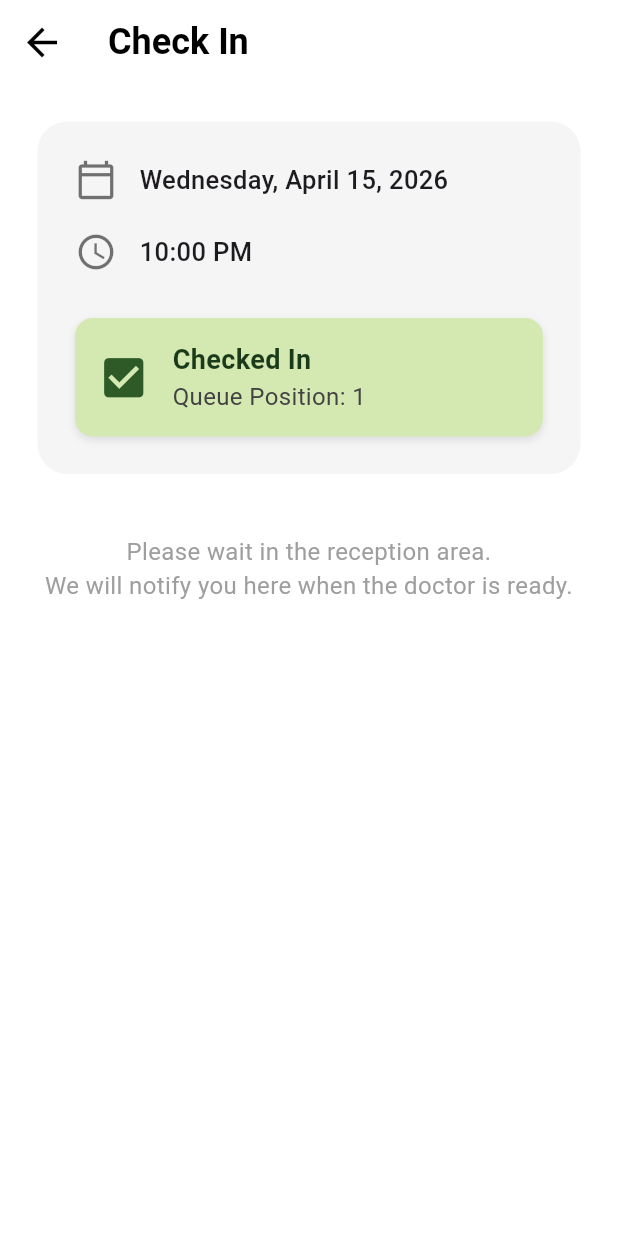
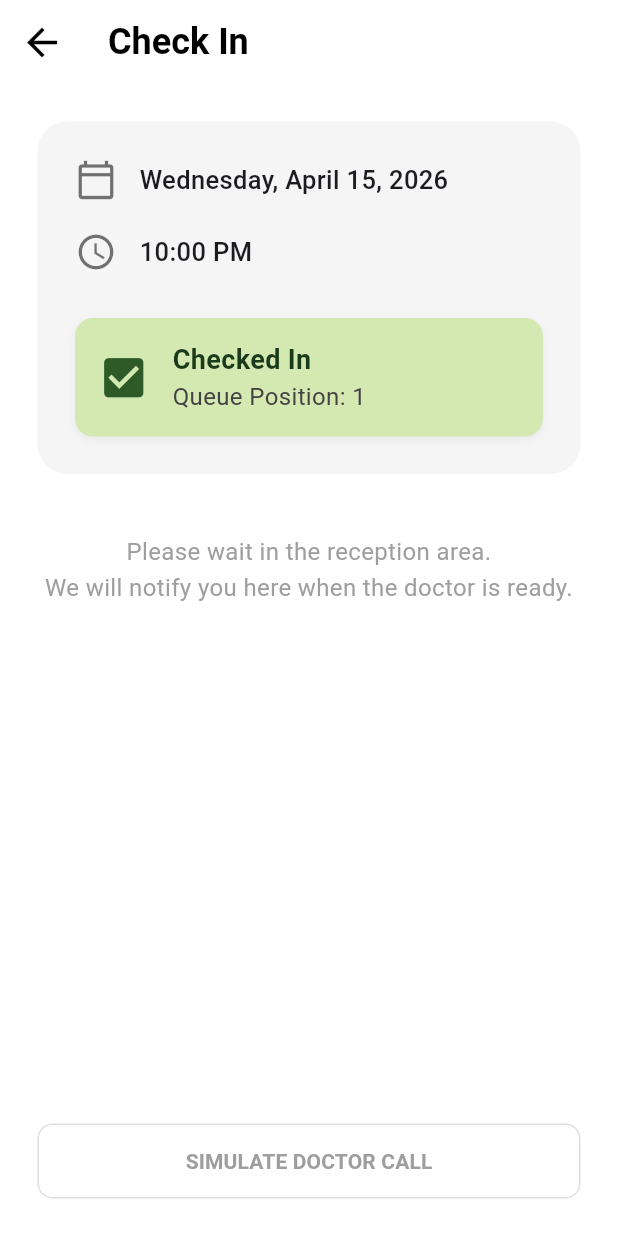
Before and after one commit to SelamawitMulat/MedLine_MobileAppProject2018, a Flutter app: the CheckInScreen screen opened by its route, on a phone screen of 412 x 824 dp. Run offline on Flutter 3.47's test engine with Material 3 defaults, Android fonts, the phone set to English and light mode, and no system bars; our stand-ins replace go_router.

Commit message:
Added a checkin screen on the patient portal

```diff
--- a/lib/features/home/presentation/screens/patient_portal/check_in.dart
+++ b/lib/features/home/presentation/screens/patient_portal/check_in.dart
@@ -10,8 +10,8 @@ class CheckInScreen extends StatefulWidget {
 }
 
 class _CheckInScreenState extends State<CheckInScreen> {
-  // In a real app, this would come from your backend/Firebase
-  bool isCalledByDoctor = false;
+  // UI State Toggle: false = Green/Waiting, true = Blue/Called In
+  bool isCalledIn = false;
 
   @override
   Widget build(BuildContext context) {
@@ -41,7 +41,7 @@ class _CheckInScreenState extends State<CheckInScreen> {
               width: double.infinity,
               padding: const EdgeInsets.all(25),
               decoration: BoxDecoration(
-                color: const Color(0xFFF5F5F5), // Light grey background
+                color: const Color(0xFFF5F5F5),
                 borderRadius: BorderRadius.circular(20),
               ),
               child: Column(
@@ -55,15 +55,18 @@ class _CheckInScreenState extends State<CheckInScreen> {
                   _infoRow(Icons.access_time, "10:00 PM"),
                   const SizedBox(height: 30),
 
-                  // The "Checked In" Status Box from your image
-                  Container(
+                  // Status Box - Transitions color and content based on state
+                  AnimatedContainer(
+                    duration: const Duration(milliseconds: 400),
                     padding: const EdgeInsets.all(15),
                     decoration: BoxDecoration(
-                      color: const Color(0xFFD4E9B2), // Light green from image
+                      color: isCalledIn
+                          ? AppColors.primaryBlue
+                          : const Color(0xFFD4E9B2),
                       borderRadius: BorderRadius.circular(12),
                       boxShadow: [
                         BoxShadow(
-                          color: Colors.black.withOpacity(0.1),
+                          color: Colors.black.withOpacity(0.05),
                           blurRadius: 4,
                           offset: const Offset(0, 2),
                         ),
@@ -71,28 +74,36 @@ class _CheckInScreenState extends State<CheckInScreen> {
                     ),
                     child: Row(
                       children: [
-                        const Icon(
-                          Icons.check_box,
-                          color: Color(0xFF2D5A27),
+                        Icon(
+                          isCalledIn ? Icons.campaign : Icons.check_box,
+                          color: isCalledIn
+                              ? Colors.white
+                              : const Color(0xFF2D5A27),
                           size: 35,
                         ),
                         const SizedBox(width: 15),
                         Column(
                           crossAxisAlignment: CrossAxisAlignment.start,
                           children: [
-                            const Text(
-                              "Checked In",
+                            Text(
+                              isCalledIn ? "It's Your Turn!" : "Checked In",
                               style: TextStyle(
                                 fontSize: 18,
                                 fontWeight: FontWeight.bold,
-                                color: Color(0xFF1B3A1A),
+                                color: isCalledIn
+                                    ? Colors.white
+                                    : const Color(0xFF1B3A1A),
                               ),
                             ),
                             Text(
-                              "Queue Position: 1",
+                              isCalledIn
+                                  ? "Proceed to Room 1"
+                                  : "Queue Position: 1",
                               style: TextStyle(
                                 fontSize: 16,
-                                color: Colors.grey.shade800,
+                                color: isCalledIn
+                                    ? Colors.white70
+                                    : Colors.grey.shade800,
                               ),
                             ),
                           ],
@@ -103,19 +114,40 @@ class _CheckInScreenState extends State<CheckInScreen> {
                 ],
               ),
             ),
-
             const SizedBox(height: 40),
-
-            // CONNECTION TO DOCTOR PORTAL:
-            // This section appears only when the doctor clicks "Call In"
-            if (isCalledByDoctor)
-              _buildCallInNotification()
-            else
-              const Text(
-                "Please wait in the reception area.\nWe will notify you here when the doctor is ready.",
-                textAlign: TextAlign.center,
-                style: TextStyle(color: Colors.grey, fontSize: 16),
+            Text(
+              isCalledIn
+                  ? "The doctor is waiting for you."
+                  : "Please wait in the reception area.\nWe will notify you here when the doctor is ready.",
+              textAlign: TextAlign.center,
+              style: const TextStyle(
+                color: Colors.grey,
+                fontSize: 16,
+                height: 1.5,
               ),
+            ),
+            const Spacer(),
+            // UI Test Button
+            SizedBox(
+              width: double.infinity,
+              child: OutlinedButton(
+                onPressed: () => setState(() => isCalledIn = !isCalledIn),
+                style: OutlinedButton.styleFrom(
+                  padding: const EdgeInsets.symmetric(vertical: 15),
+                  side: BorderSide(color: Colors.grey.shade300),
+                  shape: RoundedRectangleBorder(
+                    borderRadius: BorderRadius.circular(10),
+                  ),
+                ),
+                child: Text(
+                  isCalledIn ? "RESET TO WAITING" : "SIMULATE DOCTOR CALL",
+                  style: const TextStyle(
+                    color: Colors.grey,
+                    fontWeight: FontWeight.bold,
+                  ),
+                ),
+              ),
+            ),
           ],
         ),
       ),
@@ -134,33 +166,4 @@ class _CheckInScreenState extends State<CheckInScreen> {
       ],
     );
   }
-
-  Widget _buildCallInNotification() {
-    return Container(
-      width: double.infinity,
-      padding: const EdgeInsets.all(20),
-      decoration: BoxDecoration(
-        color: AppColors.primaryBlue,
-        borderRadius: BorderRadius.circular(15),
-      ),
-      child: const Column(
-        children: [
-          Icon(Icons.campaign, color: Colors.white, size: 40),
-          SizedBox(height: 10),
-          Text(
-            "IT'S YOUR TURN!",
-            style: TextStyle(
-              color: Colors.white,
-              fontSize: 20,
-              fontWeight: FontWeight.bold,
-            ),
-          ),
-          Text(
-            "Please proceed to Examination Room 1",
-            style: TextStyle(color: Colors.white70, fontSize: 16),
-          ),
-        ],
-      ),
-    );
-  }
 }
```
Also changed, not shown: lib/core/routing/app_router.dart (+3 -16 lines), lib/features/home/presentation/screens/patient_portal/patient_portal.dart (+46 -57 lines).
